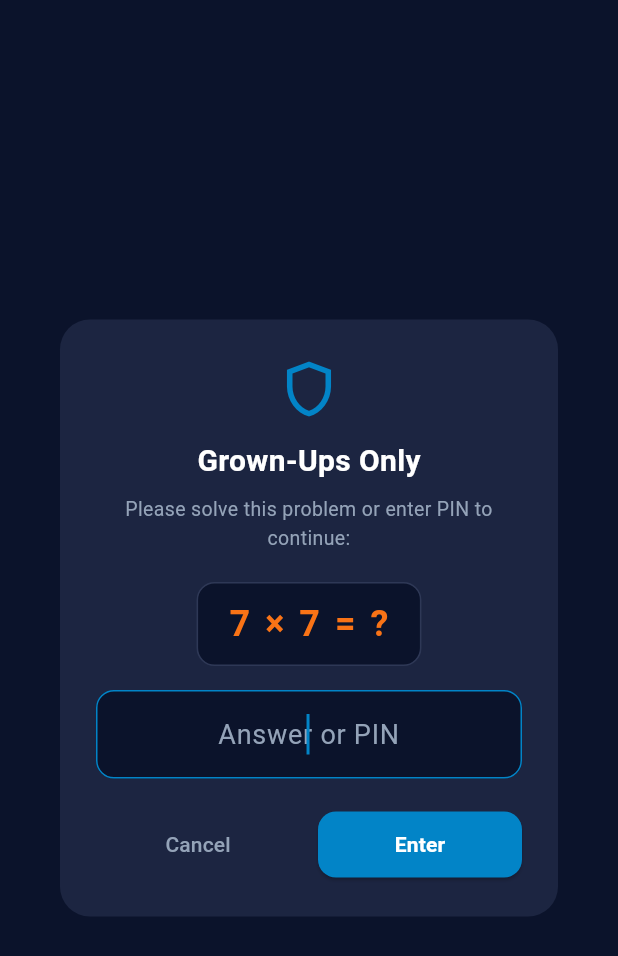
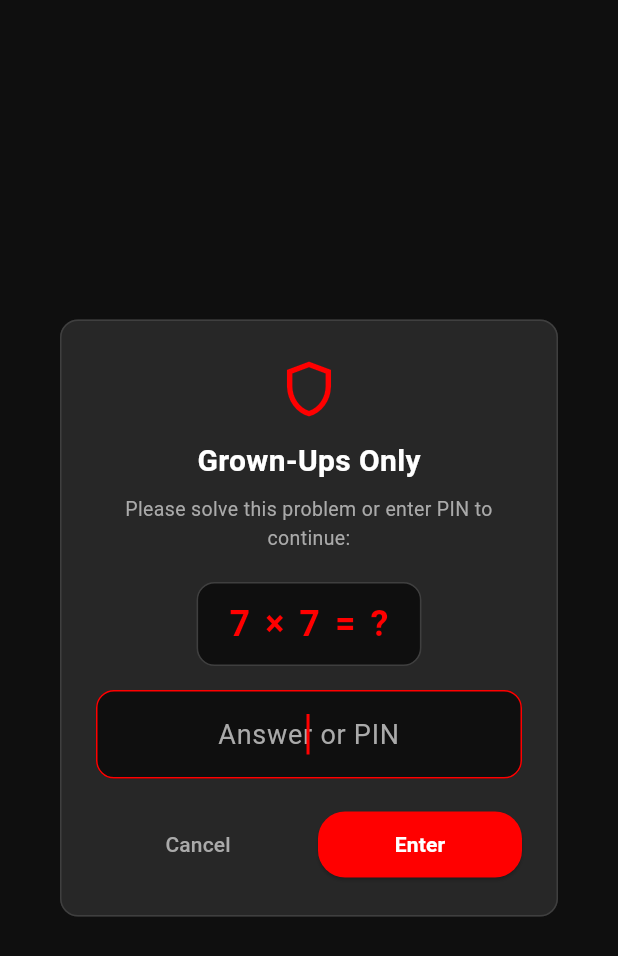
Before and after one commit to thewaqasPro/MyKidsTube, a Flutter app: the ParentGateDialog widget shown alone on an empty page, opened directly, on a phone screen of 412 x 824 dp. Shown: the top 956 px of the screen. Run offline on Flutter 3.47's test engine with Material 3 defaults, Android fonts, the phone set to English and light mode, and no system bars; our stand-ins replace cached_network_image, dio, sqflite, video_player; accounts and stored records are empty; network calls fail; statements that could not run were skipped.

Commit message:
feat: adopt YouTube Modern design system (DESIGN.md) across mobile app and web dashboard

```diff
--- a/apps/mobile/lib/screens/parent_gate_dialog.dart
+++ b/apps/mobile/lib/screens/parent_gate_dialog.dart
@@ -65,7 +65,10 @@ class _ParentGateDialogState extends State<ParentGateDialog> {
   Widget build(BuildContext context) {
     return Dialog(
       backgroundColor: KidColors.cardDark,
-      shape: RoundedRectangleBorder(borderRadius: BorderRadius.circular(20)),
+      shape: RoundedRectangleBorder(
+        borderRadius: BorderRadius.circular(12),
+        side: const BorderSide(color: KidColors.borderDark, width: 1.0),
+      ),
       child: SingleChildScrollView(
         padding: const EdgeInsets.all(24.0),
         child: Column(
@@ -76,6 +79,7 @@ class _ParentGateDialogState extends State<ParentGateDialog> {
             const Text(
               'Grown-Ups Only',
               style: TextStyle(
+                fontFamily: 'Roboto',
                 color: KidColors.textLight,
                 fontSize: 20,
                 fontWeight: FontWeight.w700,
@@ -85,7 +89,7 @@ class _ParentGateDialogState extends State<ParentGateDialog> {
             Text(
               'Please solve this problem or enter PIN to continue:',
               textAlign: TextAlign.center,
-              style: TextStyle(color: KidColors.textMuted, fontSize: 13),
+              style: TextStyle(fontFamily: 'Roboto', color: KidColors.textMuted, fontSize: 13),
             ),
             const SizedBox(height: 20),
             Container(
@@ -98,6 +102,7 @@ class _ParentGateDialogState extends State<ParentGateDialog> {
               child: Text(
                 '$_num1 × $_num2 = ?',
                 style: const TextStyle(
+                  fontFamily: 'Roboto',
                   color: KidColors.accent,
                   fontSize: 24,
                   fontWeight: FontWeight.w700,
@@ -111,7 +116,7 @@ class _ParentGateDialogState extends State<ParentGateDialog> {
               keyboardType: TextInputType.number,
               autofocus: true,
               textAlign: TextAlign.center,
-              style: const TextStyle(color: Colors.white, fontSize: 18),
+              style: const TextStyle(fontFamily: 'Roboto', color: Colors.white, fontSize: 18),
               decoration: InputDecoration(
                 hintText: 'Answer or PIN',
                 hintStyle: const TextStyle(color: KidColors.textMuted),
@@ -132,7 +137,7 @@ class _ParentGateDialogState extends State<ParentGateDialog> {
               const SizedBox(height: 10),
               Text(
                 _errorMessage,
-                style: const TextStyle(color: KidColors.red, fontSize: 12),
+                style: const TextStyle(fontFamily: 'Roboto', color: KidColors.red, fontSize: 12),
               ),
             ],
             const SizedBox(height: 20),
@@ -141,7 +146,7 @@ class _ParentGateDialogState extends State<ParentGateDialog> {
                 Expanded(
                   child: TextButton(
                     onPressed: () => Navigator.of(context).pop(),
-                    child: const Text('Cancel', style: TextStyle(color: KidColors.textMuted)),
+                    child: const Text('Cancel', style: TextStyle(fontFamily: 'Roboto', color: KidColors.textMuted)),
                   ),
                 ),
                 const SizedBox(width: 12),
@@ -149,13 +154,13 @@ class _ParentGateDialogState extends State<ParentGateDialog> {
                   child: ElevatedButton(
                     style: ElevatedButton.styleFrom(
                       backgroundColor: KidColors.primary,
-                      shape: RoundedRectangleBorder(borderRadius: BorderRadius.circular(12)),
+                      shape: RoundedRectangleBorder(borderRadius: BorderRadius.circular(18)),
                       padding: const EdgeInsets.symmetric(vertical: 12),
                     ),
                     onPressed: _verify,
                     child: const Text(
                       'Enter',
-                      style: TextStyle(color: Colors.white, fontWeight: FontWeight.w600),
+                      style: TextStyle(fontFamily: 'Roboto', color: Colors.white, fontWeight: FontWeight.w600),
                     ),
                   ),
                 ),
--- a/apps/mobile/lib/utils/constants.dart
+++ b/apps/mobile/lib/utils/constants.dart
@@ -1,25 +1,32 @@
 import 'package:flutter/material.dart';
 
+/// YouTube Modern Design System tokens (DESIGN.md)
 class KidColors {
-  static const Color primary = Color(0xFF0284C7);      // Sky Blue
-  static const Color accent = Color(0xFFF97316);       // Sunset Coral
-  static const Color yellow = Color(0xFFF59E0B);       // Sunny Yellow
-  static const Color green = Color(0xFF10B981);        // Mint Green
-  static const Color purple = Color(0xFF8B5CF6);       // Lavender Purple
-  static const Color red = Color(0xFFEF4444);          // Playful Red
+  // Primary YouTube Red
+  static const Color primary = Color(0xFFFF0000);
 
-  static const Color bgDark = Color(0xFF0B132B);       // Deep Night Sky
-  static const Color cardDark = Color(0xFF1C2541);     // Navy Card
-  static const Color surfaceDark = Color(0xFF3A506B);  // Muted Slate
-  static const Color borderDark = Color(0xFF2E3856);
+  // Backgrounds & Surfaces
+  static const Color bgDark = Color(0xFF0F0F0F);       // Deep Black (#0f0f0f)
+  static const Color surfaceDark = Color(0xFF272727);  // Card/Button Grey (#272727)
+  static const Color cardDark = Color(0xFF272727);     // Card/Button Grey (#272727)
+  static const Color borderDark = Color(0xFF3F3F3F);   // Subtle cinematic divider
 
-  static const Color textLight = Color(0xFFFFFFFF);
-  static const Color textMuted = Color(0xFF94A3B8);
+  // Typography
+  static const Color textLight = Color(0xFFFFFFFF);    // Primary White (#ffffff)
+  static const Color textMuted = Color(0xFFAAAAAA);    // Secondary Metadata (#aaaaaa)
+
+  // Accents
+  static const Color accent = Color(0xFFFF0000);       // YouTube Red
+  static const Color yellow = Color(0xFFF59E0B);       // Star Gold
+  static const Color green = Color(0xFF2BA640);        // Download Green
+  static const Color purple = Color(0xFF8B5CF6);
+  static const Color red = Color(0xFFFF0000);
 }
 
 class KidTheme {
   static ThemeData get darkTheme => ThemeData(
         brightness: Brightness.dark,
+        fontFamily: 'Roboto',
         scaffoldBackgroundColor: KidColors.bgDark,
         primaryColor: KidColors.primary,
         colorScheme: const ColorScheme.dark(
@@ -35,15 +42,17 @@ class KidTheme {
           scrolledUnderElevation: 0,
           titleTextStyle: TextStyle(
             color: KidColors.textLight,
-            fontSize: 22,
+            fontFamily: 'Roboto',
+            fontSize: 20,
             fontWeight: FontWeight.w700,
           ),
         ),
         cardTheme: CardThemeData(
           color: KidColors.cardDark,
-          elevation: 2,
+          elevation: 0,
           shape: RoundedRectangleBorder(
-            borderRadius: BorderRadius.circular(16),
+            borderRadius: BorderRadius.circular(12),
+            side: const BorderSide(color: KidColors.borderDark, width: 1.0),
           ),
         ),
       );
--- a/apps/mobile/lib/widgets/video_tile.dart
+++ b/apps/mobile/lib/widgets/video_tile.dart
@@ -30,8 +30,8 @@ class VideoTile extends StatelessWidget {
         margin: const EdgeInsets.only(right: 14),
         decoration: BoxDecoration(
           color: KidColors.cardDark,
-          borderRadius: BorderRadius.circular(16),
-          border: Border.all(color: KidColors.borderDark, width: 1.2),
+          borderRadius: BorderRadius.circular(12),
+          border: Border.all(color: KidColors.borderDark, width: 1.0),
         ),
         clipBehavior: Clip.antiAlias,
         child: Column(
```
Also changed, not shown: apps/mobile/lib/screens/kid_home_screen.dart (+28 -34 lines), apps/mobile/lib/screens/kid_shorts_feed_screen.dart (+10 -4 lines), apps/mobile/lib/widgets/shorts_action_rail.dart (+4 -3 lines), 2 other files.
